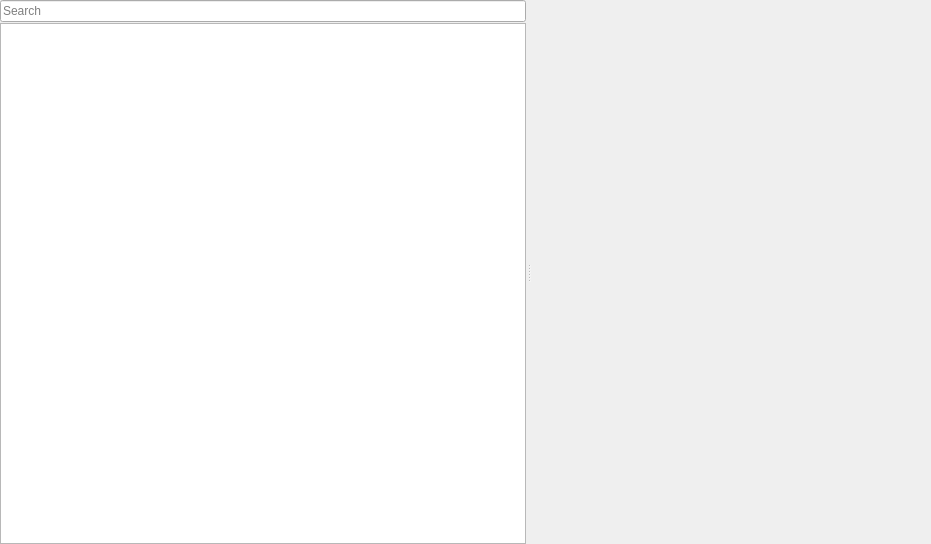
Before: the Qt Designer form app/ui/smswidget.ui in pikazh/kdeconnect-windows, drawn with Qt 5.
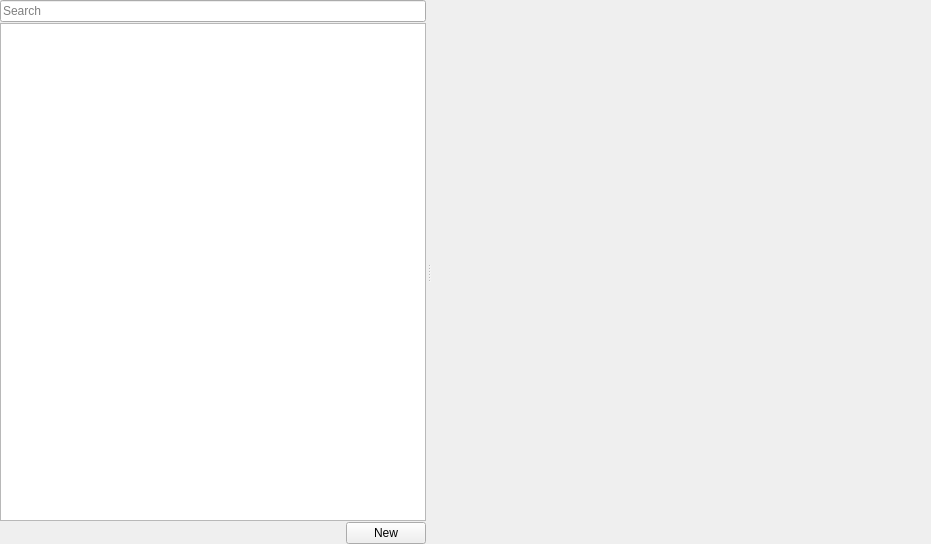
After: the same form once the commit is applied.

```diff
--- a/app/ui/smswidget.ui
+++ b/app/ui/smswidget.ui
@@ -90,6 +90,33 @@
          </property>
         </widget>
        </item>
+       <item>
+        <layout class="QHBoxLayout" name="horizontalLayout_3">
+         <item>
+          <spacer name="horizontalSpacer">
+           <property name="orientation">
+            <enum>Qt::Orientation::Horizontal</enum>
+           </property>
+           <property name="sizeHint" stdset="0">
+            <size>
+             <width>40</width>
+             <height>20</height>
+            </size>
+           </property>
+          </spacer>
+         </item>
+         <item>
+          <widget class="QPushButton" name="addConversationButton">
+           <property name="toolTip">
+            <string>Start New Conversation</string>
+           </property>
+           <property name="text">
+            <string>New</string>
+           </property>
+          </widget>
+         </item>
+        </layout>
+       </item>
       </layout>
      </widget>
      <widget class="QStackedWidget" name="conversationContentWidgets">
@@ -101,7 +128,7 @@
       </property>
       <property name="minimumSize">
        <size>
-        <width>400</width>
+        <width>500</width>
         <height>0</height>
        </size>
       </property>
```
